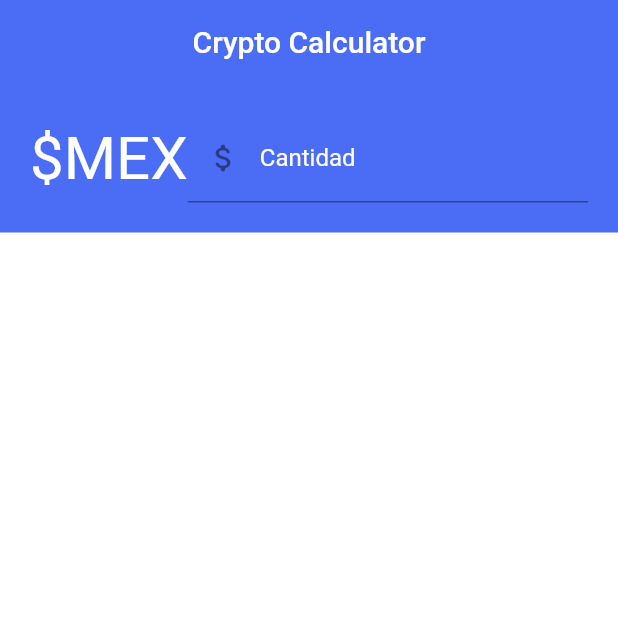
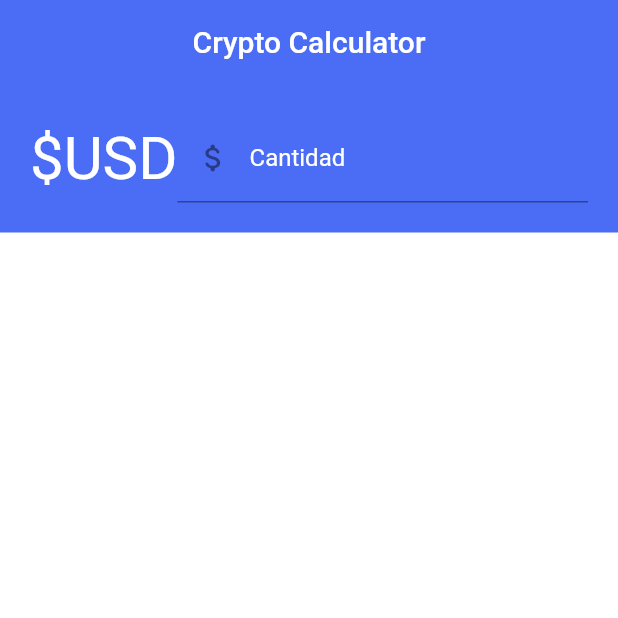
Before and after one commit to AlxsGar/cryptorate, a Flutter app: the screen it shows after launch, on a phone screen of 412 x 824 dp, the top half of it. Run offline on Flutter 3.47's test engine with Material 2 defaults, Android fonts, the light colour scheme and no system bars; missing offline and left inert: dart:ffi; network calls fail.

Commit message:
Master branch

```diff
--- a/lib/Components/mainbody.dart
+++ b/lib/Components/mainbody.dart
@@ -67,8 +67,7 @@ class _MainBodyState extends State<MainBody> {
                     imgsURL: coinList[index].imageUrl,
                     name: coinList[index].name,
                     price: coinList[index].price.toDouble(),
-                    toConvert:
-                        receivedValue / 20 / coinList[index].price.toDouble(),
+                    toConvert: receivedValue / coinList[index].price.toDouble(),
                   ),
                 );
               },
--- a/lib/Components/upperbar.dart
+++ b/lib/Components/upperbar.dart
@@ -23,7 +23,7 @@ class _UpperBarState extends State<UpperBar> {
         children: [
           Container(
             child: Text(
-              "\$MEX",
+              "\$USD",
               style: TextStyle(
                 fontSize: 40,
                 color: Colors.white,
```
Also changed, not shown: lib/Components/card.dart (+7 -7 lines).
